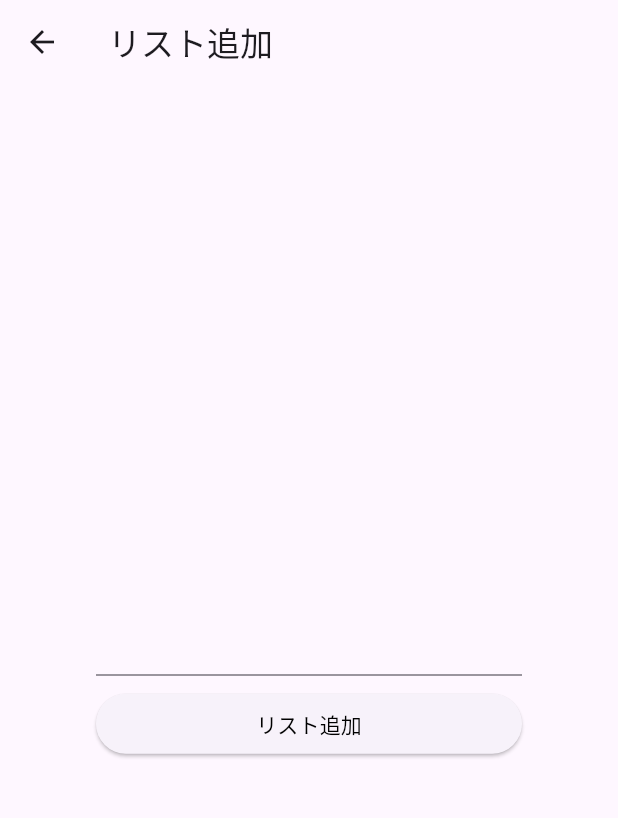
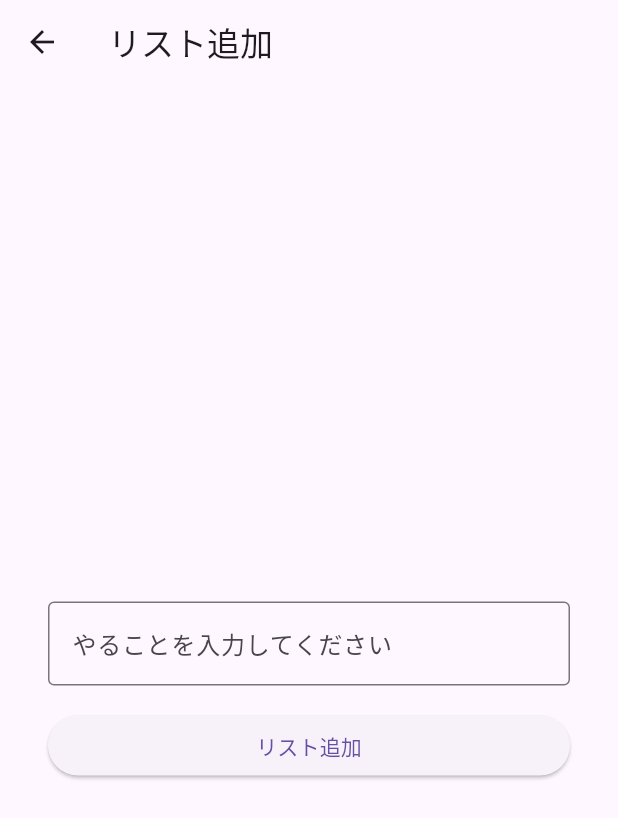
Before and after one commit to yokikoshimizu/flutter_mytodoapp, a Flutter app: the screen it shows after launch, after a tap on the "add" icon, on a phone screen of 412 x 824 dp. Shown: the top 818 px of the screen. Run offline on Flutter 3.47's test engine with Material 3 defaults, Android fonts, the phone set to English and light mode, and no system bars.

Commit message:
空リスト時にメッセージ表示 入力欄にヒントテキスト追加 スナックバー（SnackBar）で追加通知 軽いデザイン改善（const最適化も含む）

```diff
--- a/lib/main.dart
+++ b/lib/main.dart
@@ -1,10 +1,12 @@
 import 'package:flutter/material.dart';
 
 void main() {
-  runApp(MyTodoApp());
+  runApp(const MyTodoApp());
 }
 
 class MyTodoApp extends StatelessWidget {
+  const MyTodoApp({super.key});
+
   @override
   Widget build(BuildContext context) {
     return MaterialApp(
@@ -12,38 +14,48 @@ class MyTodoApp extends StatelessWidget {
       theme: ThemeData(
         primarySwatch: Colors.blue,
       ),
-      home: TodoListPage(),
+      home: const TodoListPage(),
     );
   }
 }
 
-//リスト一覧画面用ウィジェット
+// リスト一覧画面
 class TodoListPage extends StatefulWidget {
+  const TodoListPage({super.key});
+
   @override
-  _TodoListPageState createState() => _TodoListPageState();
+  State<TodoListPage> createState() => _TodoListPageState();
 }
 
 class _TodoListPageState extends State<TodoListPage> {
-  List<String> todoList = [];
+  final List<String> todoList = [];
 
   @override
   Widget build(BuildContext context) {
     return Scaffold(
       appBar: AppBar(
-        //文字の色を変更
-        title: Text(
+        title: const Text(
           'リスト一覧',
-            style: TextStyle(
-              color: Colors.blue
+          style: TextStyle(color: Colors.white),
         ),
-        ),
-        //タイトルを中央寄せ
         centerTitle: true,
       ),
-      body: ListView.builder(
+      body: todoList.isEmpty
+      // ✅ 空リスト時の表示
+          ? const Center(
+        child: Text(
+          'まだリストがありません\n＋ボタンから追加してください',
+          textAlign: TextAlign.center,
+          style: TextStyle(fontSize: 16),
+        ),
+      )
+          : ListView.builder(
         itemCount: todoList.length,
         itemBuilder: (context, index) {
           return Card(
+            elevation: 3,
+            margin: const EdgeInsets.symmetric(
+                horizontal: 12, vertical: 6),
             child: ListTile(
               title: Text(todoList[index]),
               trailing: IconButton(
@@ -52,6 +64,14 @@ class _TodoListPageState extends State<TodoListPage> {
                   setState(() {
                     todoList.removeAt(index);
                   });
+
+                  // ✅ 削除通知
+                  ScaffoldMessenger.of(context).showSnackBar(
+                    const SnackBar(
+                      content: Text('削除しました'),
+                      duration: Duration(seconds: 1),
+                    ),
+                  );
                 },
               ),
             ),
@@ -59,27 +79,38 @@ class _TodoListPageState extends State<TodoListPage> {
         },
       ),
       floatingActionButton: FloatingActionButton(
-          onPressed: () async{
-            final newListText = await Navigator.of(context).push(
-                MaterialPageRoute(builder: (context) {
-                  return TodoAddPage();
-                }),
+        onPressed: () async {
+          final newListText = await Navigator.of(context).push<String>(
+            MaterialPageRoute(
+              builder: (context) => const TodoAddPage(),
+            ),
           );
+
           if (newListText != null) {
             setState(() {
               todoList.add(newListText);
             });
+
+            // ✅ 追加通知
+            ScaffoldMessenger.of(context).showSnackBar(
+              SnackBar(
+                content: Text('「$newListText」を追加しました'),
+                duration: const Duration(seconds: 1),
+              ),
+            );
           }
         },
-          child: Icon(Icons.add),
+        child: const Icon(Icons.add),
       ),
     );
   }
 }
 
 class TodoAddPage extends StatefulWidget {
+  const TodoAddPage({super.key});
+
   @override
-  _TodoAddPageState createState() => _TodoAddPageState();
+  State<TodoAddPage> createState() => _TodoAddPageState();
 }
 
 class _TodoAddPageState extends State<TodoAddPage> {
@@ -89,24 +120,34 @@ class _TodoAddPageState extends State<TodoAddPage> {
   Widget build(BuildContext context) {
     return Scaffold(
       appBar: AppBar(
-        title: Text('リスト追加'),
+        title: const Text('リスト追加'),
       ),
-      body: Container(
-        padding: EdgeInsets.all(64),
+      body: Padding(
+        padding: const EdgeInsets.all(32),
         child: Column(
           mainAxisAlignment: MainAxisAlignment.center,
-          children: <Widget>[
-            Text(_text, style: TextStyle(color: Colors.blue)),
-            const SizedBox(height: 8),
+          children: [
+            Text(
+              _text,
+              style: const TextStyle(
+                color: Colors.blue,
+                fontSize: 18,
+              ),
+            ),
+            const SizedBox(height: 16),
             TextField(
-              onChanged: (String value) {
+              decoration: const InputDecoration(
+                hintText: 'やることを入力してください',
+                border: OutlineInputBorder(),
+              ),
+              onChanged: (value) {
                 setState(() {
                   _text = value;
                 });
               },
             ),
-            const SizedBox(height: 8),
-            Container(
+            const SizedBox(height: 16),
+            SizedBox(
               width: double.infinity,
               child: ElevatedButton(
                 onPressed: () {
@@ -114,7 +155,7 @@ class _TodoAddPageState extends State<TodoAddPage> {
                   if (text.isEmpty) return;
                   Navigator.of(context).pop(text);
                 },
-                  child: Text('リスト追加', style: TextStyle(color: Colors.black)),
+                child: const Text('リスト追加'),
               ),
             ),
           ],
```
Lines whose indentation alone changed are shown as unchanged.
